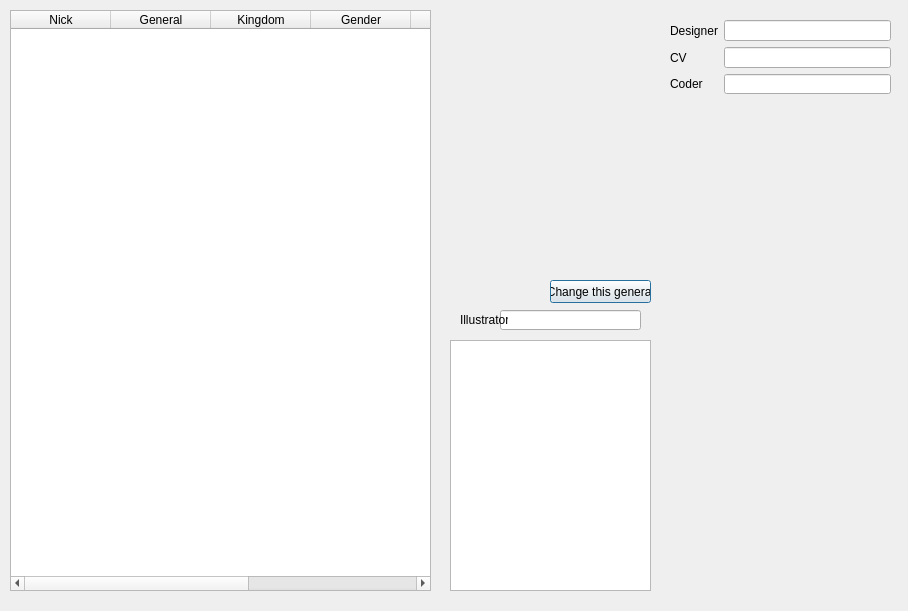
Above: src/dialog/generaloverview.ui from wy19890204/Shuihusha before the change. Below: the same form after it.
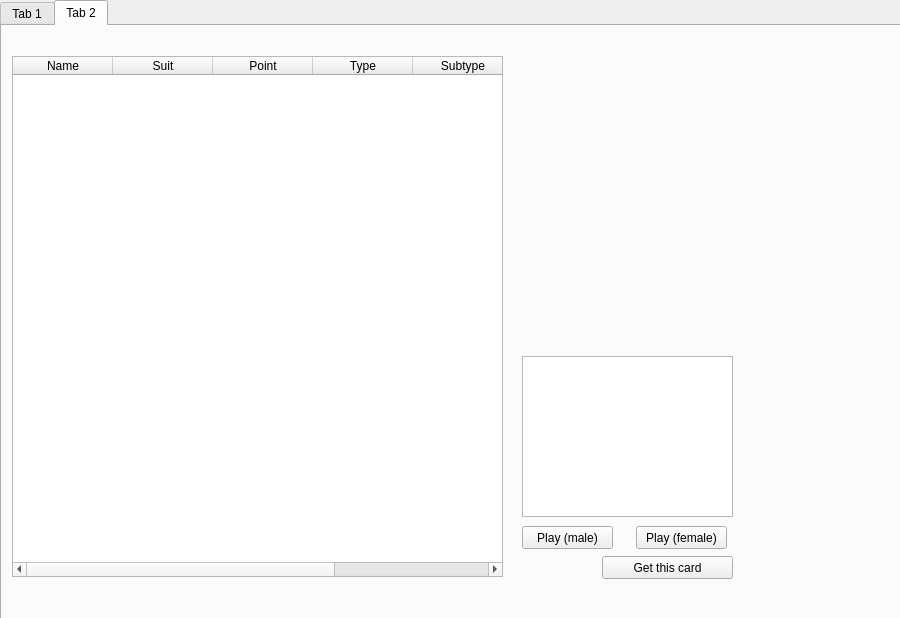
That is the form after the change. The open tabs and pages were chosen to show the change. Icons and pictures are not drawn.

Commit message: 4月14苍老师来宁波凤凰山，你该怎么办？

Diff of the .ui file:
```diff
--- a/src/dialog/generaloverview.ui
+++ b/src/dialog/generaloverview.ui
@@ -9,104 +9,34 @@
    <rect>
     <x>0</x>
     <y>0</y>
-    <width>908</width>
-    <height>611</height>
+    <width>900</width>
+    <height>618</height>
    </rect>
   </property>
   <property name="windowTitle">
    <string>General Overview</string>
   </property>
-  <widget class="QTableWidget" name="tableWidget">
+  <widget class="QTabWidget" name="tabWidget">
    <property name="geometry">
     <rect>
-     <x>10</x>
-     <y>10</y>
-     <width>421</width>
-     <height>581</height>
+     <x>0</x>
+     <y>0</y>
+     <width>901</width>
+     <height>621</height>
     </rect>
    </property>
-   <property name="editTriggers">
-    <set>QAbstractItemView::NoEditTriggers</set>
+   <property name="currentIndex">
+    <number>0</number>
    </property>
-   <property name="selectionMode">
-    <enum>QAbstractItemView::SingleSelection</enum>
-   </property>
-   <property name="selectionBehavior">
-    <enum>QAbstractItemView::SelectRows</enum>
-   </property>
-   <property name="sortingEnabled">
-    <bool>true</bool>
-   </property>
-   <column>
-    <property name="text">
-     <string>Nick</string>
-    </property>
-   </column>
-   <column>
-    <property name="text">
-     <string>General</string>
-    </property>
-   </column>
-   <column>
-    <property name="text">
-     <string>Kingdom</string>
-    </property>
-   </column>
-   <column>
-    <property name="text">
-     <string>Gender</string>
-    </property>
-   </column>
-   <column>
-    <property name="text">
-     <string>MaxHP</string>
-    </property>
-   </column>
-   <column>
-    <property name="text">
-     <string>Package</string>
-    </property>
-   </column>
-   <column>
-    <property name="text">
-     <string>ID</string>
-    </property>
-   </column>
-  </widget>
-  <widget class="QTextEdit" name="skillTextEdit">
-   <property name="geometry">
-    <rect>
-     <x>450</x>
-     <y>340</y>
-     <width>201</width>
-     <height>251</height>
-    </rect>
-   </property>
-   <property name="readOnly">
-    <bool>true</bool>
-   </property>
-  </widget>
-  <widget class="QLabel" name="generalPhoto">
-   <property name="geometry">
-    <rect>
-     <x>450</x>
-     <y>10</y>
-     <width>200</width>
-     <height>290</height>
-    </rect>
-   </property>
-   <property name="text">
-    <string/>
-   </property>
-   <property name="pixmap">
-    <pixmap>../image/generals/card/ubuntenkei.jpg</pixmap>
-   </property>
-  </widget>
+   <widget class="QWidget" name="tab">
+    <attribute name="title">
+     <string>Tab 1</string>
+    </attribute>
   <widget class="QScrollArea" name="scrollArea">
    <property name="geometry">
     <rect>
-     <x>670</x>
-     <y>104</y>
+       <x>660</x>
+       <y>100</y>
      <width>221</width>
      <height>487</height>
     </rect>
@@ -131,8 +61,8 @@
   <widget class="QWidget" name="layoutWidget">
    <property name="geometry">
     <rect>
-     <x>670</x>
-     <y>20</y>
+       <x>660</x>
+       <y>16</y>
      <width>221</width>
      <height>74</height>
     </rect>
@@ -197,30 +127,27 @@
     </item>
    </layout>
   </widget>
-  <widget class="QLineEdit" name="illustratorLineEdit">
+    <widget class="QLabel" name="generalPhoto">
    <property name="geometry">
     <rect>
-     <x>500</x>
-     <y>310</y>
-     <width>141</width>
-     <height>20</height>
-    </rect>
-   </property>
-   <property name="frame">
-    <bool>true</bool>
-   </property>
-   <property name="alignment">
-    <set>Qt::AlignCenter</set>
-   </property>
-   <property name="readOnly">
-    <bool>true</bool>
+       <x>440</x>
+       <y>6</y>
+       <width>200</width>
+       <height>290</height>
+      </rect>
+     </property>
+     <property name="text">
+      <string/>
+     </property>
+     <property name="pixmap">
+      <pixmap>../image/generals/card/ubuntenkei.jpg</pixmap>
    </property>
   </widget>
   <widget class="QLabel" name="illustratorLabel">
    <property name="geometry">
     <rect>
-     <x>460</x>
-     <y>310</y>
+       <x>450</x>
+       <y>306</y>
      <width>48</width>
      <height>20</height>
     </rect>
@@ -229,11 +156,81 @@
     <string>Illustrator</string>
    </property>
   </widget>
+    <widget class="QTextEdit" name="skillTextEdit">
+     <property name="geometry">
+      <rect>
+       <x>440</x>
+       <y>336</y>
+       <width>201</width>
+       <height>251</height>
+      </rect>
+     </property>
+     <property name="readOnly">
+      <bool>true</bool>
+     </property>
+    </widget>
+    <widget class="QTableWidget" name="tableWidget">
+     <property name="geometry">
+      <rect>
+       <x>0</x>
+       <y>6</y>
+       <width>421</width>
+       <height>581</height>
+      </rect>
+     </property>
+     <property name="editTriggers">
+      <set>QAbstractItemView::NoEditTriggers</set>
+     </property>
+     <property name="selectionMode">
+      <enum>QAbstractItemView::SingleSelection</enum>
+     </property>
+     <property name="selectionBehavior">
+      <enum>QAbstractItemView::SelectRows</enum>
+     </property>
+     <property name="sortingEnabled">
+      <bool>true</bool>
+     </property>
+     <column>
+      <property name="text">
+       <string>Nick</string>
+      </property>
+     </column>
+     <column>
+      <property name="text">
+       <string>General</string>
+      </property>
+     </column>
+     <column>
+      <property name="text">
+       <string>Kingdom</string>
+      </property>
+     </column>
+     <column>
+      <property name="text">
+       <string>Gender</string>
+      </property>
+     </column>
+     <column>
+      <property name="text">
+       <string>MaxHP</string>
+      </property>
+     </column>
+     <column>
+      <property name="text">
+       <string>Package</string>
+      </property>
+     </column>
+     <column>
+      <property name="text">
+       <string>ID</string>
+      </property>
+     </column>
+    </widget>
   <widget class="QPushButton" name="changeGeneralButton">
    <property name="geometry">
     <rect>
-     <x>550</x>
-     <y>280</y>
+       <x>540</x>
+       <y>276</y>
      <width>101</width>
      <height>23</height>
     </rect>
@@ -241,6 +238,149 @@
    <property name="text">
     <string>Change this general</string>
    </property>
+    </widget>
+    <widget class="QLineEdit" name="illustratorLineEdit">
+     <property name="geometry">
+      <rect>
+       <x>490</x>
+       <y>306</y>
+       <width>141</width>
+       <height>20</height>
+      </rect>
+     </property>
+     <property name="frame">
+      <bool>true</bool>
+     </property>
+     <property name="alignment">
+      <set>Qt::AlignCenter</set>
+     </property>
+     <property name="readOnly">
+      <bool>true</bool>
+     </property>
+    </widget>
+   </widget>
+   <widget class="QWidget" name="tab_2">
+    <attribute name="title">
+     <string>Tab 2</string>
+    </attribute>
+    <widget class="QPushButton" name="getCardButton">
+     <property name="geometry">
+      <rect>
+       <x>600</x>
+       <y>530</y>
+       <width>131</width>
+       <height>23</height>
+      </rect>
+     </property>
+     <property name="text">
+      <string>Get this card</string>
+     </property>
+    </widget>
+    <widget class="QLabel" name="cardLabel">
+     <property name="geometry">
+      <rect>
+       <x>520</x>
+       <y>20</y>
+       <width>211</width>
+       <height>301</height>
+      </rect>
+     </property>
+     <property name="text">
+      <string/>
+     </property>
+    </widget>
+    <widget class="QTextEdit" name="cardDescriptionBox">
+     <property name="geometry">
+      <rect>
+       <x>520</x>
+       <y>330</y>
+       <width>211</width>
+       <height>161</height>
+      </rect>
+     </property>
+     <property name="readOnly">
+      <bool>true</bool>
+     </property>
+    </widget>
+    <widget class="QTableWidget" name="tableWidget_2">
+     <property name="geometry">
+      <rect>
+       <x>10</x>
+       <y>30</y>
+       <width>491</width>
+       <height>521</height>
+      </rect>
+     </property>
+     <property name="editTriggers">
+      <set>QAbstractItemView::NoEditTriggers</set>
+     </property>
+     <property name="selectionMode">
+      <enum>QAbstractItemView::SingleSelection</enum>
+     </property>
+     <property name="selectionBehavior">
+      <enum>QAbstractItemView::SelectRows</enum>
+     </property>
+     <property name="sortingEnabled">
+      <bool>true</bool>
+     </property>
+     <column>
+      <property name="text">
+       <string>Name</string>
+      </property>
+     </column>
+     <column>
+      <property name="text">
+       <string>Suit</string>
+      </property>
+     </column>
+     <column>
+      <property name="text">
+       <string>Point</string>
+      </property>
+     </column>
+     <column>
+      <property name="text">
+       <string>Type</string>
+      </property>
+     </column>
+     <column>
+      <property name="text">
+       <string>Subtype</string>
+      </property>
+     </column>
+     <column>
+      <property name="text">
+       <string>Package</string>
+      </property>
+     </column>
+    </widget>
+    <widget class="QPushButton" name="malePlayButton">
+     <property name="geometry">
+      <rect>
+       <x>520</x>
+       <y>500</y>
+       <width>91</width>
+       <height>23</height>
+      </rect>
+     </property>
+     <property name="text">
+      <string>Play (male)</string>
+     </property>
+    </widget>
+    <widget class="QPushButton" name="femalePlayButton">
+     <property name="geometry">
+      <rect>
+       <x>634</x>
+       <y>500</y>
+       <width>91</width>
+       <height>23</height>
+      </rect>
+     </property>
+     <property name="text">
+      <string>Play (female)</string>
+     </property>
+    </widget>
+   </widget>
   </widget>
  </widget>
  <resources/>
```
Lines whose indentation alone changed are shown as unchanged. The commit also changes 1 other file.
